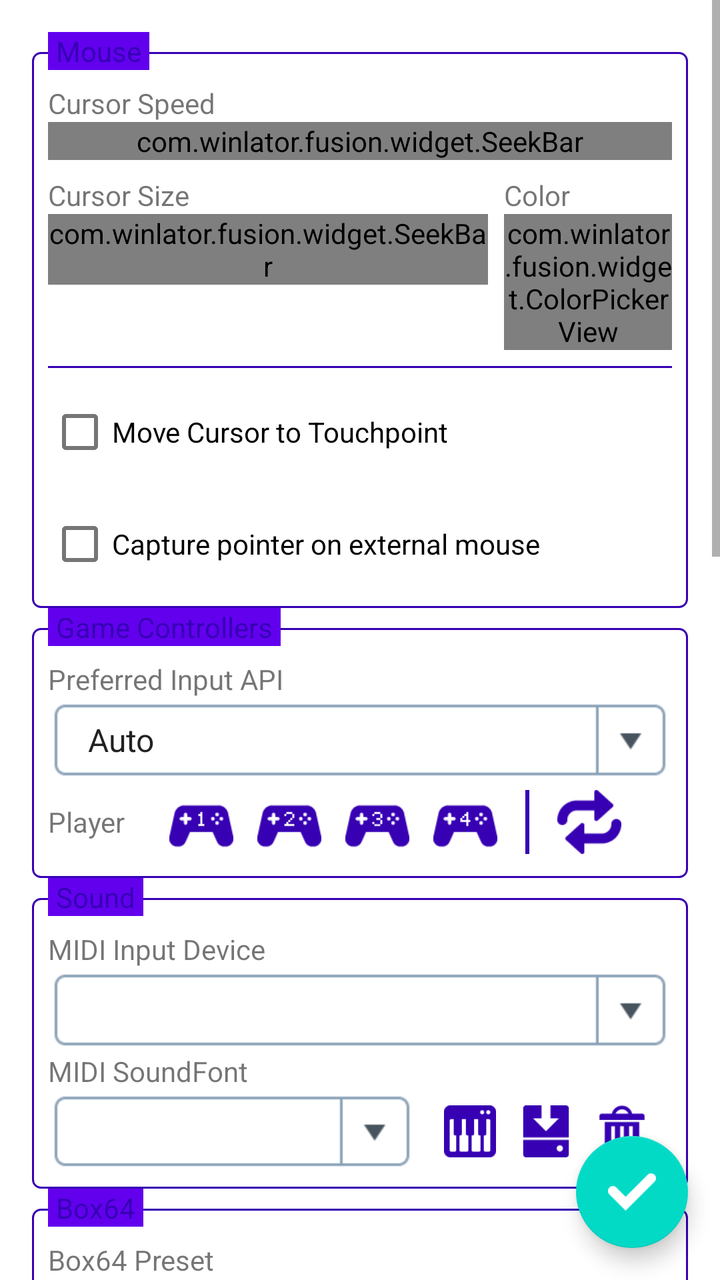
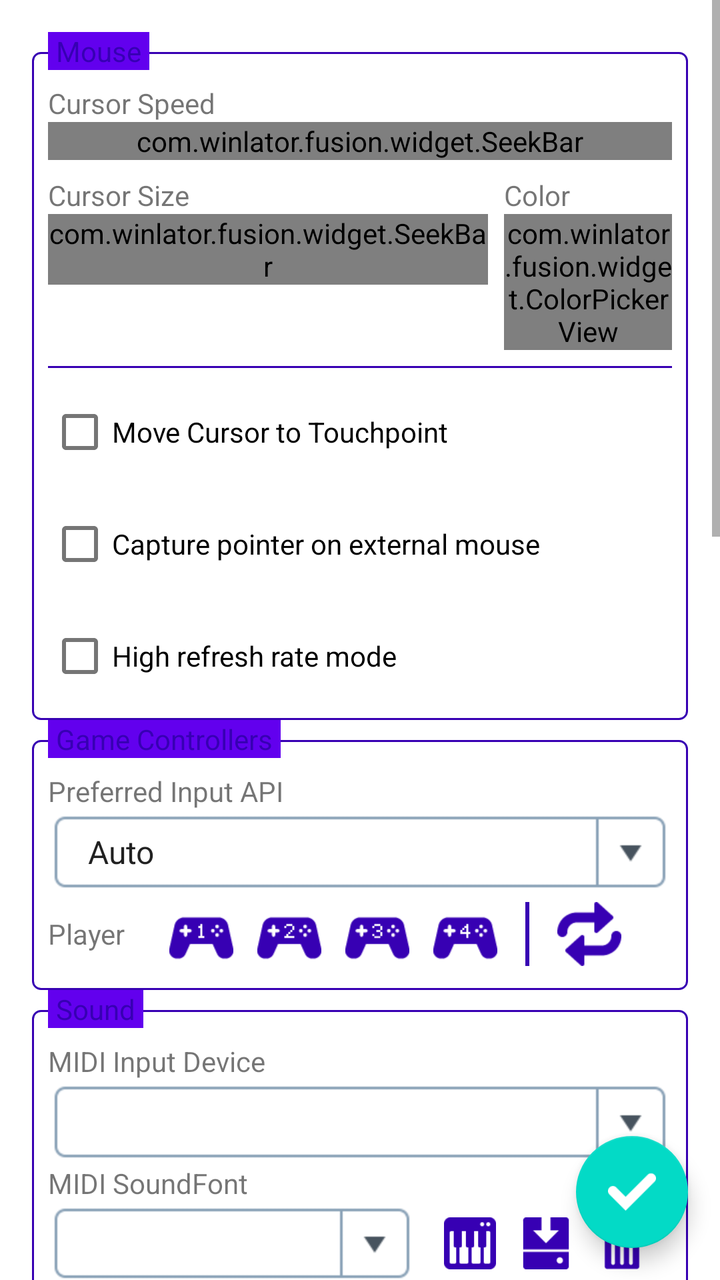

Two renders of the same Android screen: before a commit and after it. Below are the layout's source before the change and the commit's diff.
<!-- AndroidManifest.xml: fallback theme Theme.MaterialComponents.DayNight.NoActionBar -->
<!-- res/layout/settings_fragment.xml -->
<?xml version="1.0" encoding="utf-8"?>
<FrameLayout xmlns:android="http://schemas.android.com/apk/res/android"
    android:layout_width="match_parent"
    android:layout_height="match_parent"
    xmlns:app="http://schemas.android.com/apk/res-auto">

    <ScrollView
        android:layout_width="match_parent"
        android:layout_height="match_parent">

        <LinearLayout
            android:layout_width="match_parent"
            android:layout_height="wrap_content"
            android:orientation="vertical"
            android:padding="16dp">

            <FrameLayout
                android:layout_width="match_parent"
                android:layout_height="wrap_content">

                <LinearLayout style="@style/FieldSet">
                    <TextView
                        android:layout_width="wrap_content"
                        android:layout_height="wrap_content"
                        android:text="@string/cursor_speed"/>

                    <com.winlator.fusion.widget.SeekBar
                        android:id="@+id/SBCursorSpeed"
                        android:layout_width="match_parent"
                        android:layout_height="wrap_content"
                        app:suffix="%"
                        app:minValue="10"
                        app:maxValue="200" />

                    <LinearLayout
                        android:layout_width="match_parent"
                        android:layout_height="wrap_content"
                        android:orientation="horizontal"
                        android:layout_marginTop="8dp">

                        <LinearLayout
                            android:layout_width="0dp"
                            android:layout_height="wrap_content"
                            android:layout_weight="1"
                            android:orientation="vertical">

                            <TextView
                                android:layout_width="wrap_content"
                                android:layout_height="wrap_content"
                                android:text="@string/cursor_size"/>

                            <com.winlator.fusion.widget.SeekBar
                                android:id="@+id/SBCursorSize"
                                android:layout_width="match_parent"
                                android:layout_height="wrap_content"
                                app:suffix="%"
                                app:step="5"
                                app:minValue="100"
                                app:maxValue="200" />
                        </LinearLayout>

                        <LinearLayout
                            android:layout_width="wrap_content"
                            android:layout_height="wrap_content"
                            android:orientation="vertical"
                            android:layout_marginLeft="8dp">

                            <TextView
                                android:layout_width="wrap_content"
                                android:layout_height="wrap_content"
                                android:text="@string/color" />

                            <com.winlator.fusion.widget.ColorPickerView
                                android:id="@+id/CPVCursorColor"
                                android:layout_width="84dp"
                                android:layout_height="wrap_content" />
                        </LinearLayout>
                    </LinearLayout>

                    <View style="@style/FieldSeparator" />

                    <CheckBox
                        android:id="@+id/CBMoveCursorToTouchpoint"
                        android:layout_width="wrap_content"
                        android:layout_height="wrap_content"
                        android:text="@string/move_cursor_to_touchpoint" />

                    <CheckBox
                        android:id="@+id/CBCapturePointerOnExternalMouse"
                        android:layout_width="wrap_content"
                        android:layout_height="wrap_content"
                        android:text="@string/capture_pointer_on_external_mouse"
                        android:layout_marginTop="8dp" />
                </LinearLayout>

                <TextView
                    style="@style/FieldSetLabel"
                    android:text="@string/mouse" />
            </FrameLayout>

            <FrameLayout
                android:layout_width="match_parent"
                android:layout_height="wrap_content">

                <LinearLayout style="@style/FieldSet">
                    <TextView
                        android:layout_width="wrap_content"
                        android:layout_height="wrap_content"
                        android:text="@string/preferred_input_api" />

                    <Spinner
                        style="@style/ComboBox"
                        android:id="@+id/SPreferredInputApi"
                        android:layout_width="match_parent"
                        android:entries="@array/preferred_input_api_entries" />

                    <LinearLayout
                        android:layout_width="match_parent"
                        android:layout_height="wrap_content"
                        android:orientation="horizontal"
                        android:gravity="center_vertical">

                        <TextView
                            android:layout_width="wrap_content"
                            android:layout_height="wrap_content"
                            android:text="@string/player"
                            android:layout_marginRight="8dp" />

                        <LinearLayout
                            style="@style/Toolbox">

                            <LinearLayout
                                android:id="@+id/LLGamepadPlayer"
                                android:layout_width="wrap_content"
                                android:layout_height="wrap_content"
                                android:orientation="horizontal">

                                <ImageView
                                    style="@style/ListMenuButton"
                                    android:layout_width="40dp"
                                    android:layout_height="40dp"
                                    android:src="@drawable/gamepad_player_1" />

                                <ImageView
                                    style="@style/ListMenuButton"
                                    android:layout_width="40dp"
                                    android:layout_height="40dp"
                                    android:src="@drawable/gamepad_player_2" />

                                <ImageView
                                    style="@style/ListMenuButton"
                                    android:layout_width="40dp"
                                    android:layout_height="40dp"
                                    android:src="@drawable/gamepad_player_3" />

                                <ImageView
                                    style="@style/ListMenuButton"
                                    android:layout_width="40dp"
                                    android:layout_height="40dp"
                                    android:src="@drawable/gamepad_player_4" />
                            </LinearLayout>

                            <View style="@style/VerticalLine" />

                            <ImageView
                                android:id="@+id/BTResetGamepadPlayerConfigs"
                                style="@style/ListMenuButton"
                                android:layout_width="40dp"
                                android:layout_height="40dp"
                                android:src="@drawable/icon_reset" />
                        </LinearLayout>
                    </LinearLayout>
                </LinearLayout>

                <TextView
                    style="@style/FieldSetLabel"
                    android:text="@string/game_controllers" />
            </FrameLayout>

            <FrameLayout
                android:layout_width="match_parent"
                android:layout_height="wrap_content">

                <LinearLayout style="@style/FieldSet">
                    <TextView
                        android:layout_width="wrap_content"
                        android:layout_height="wrap_content"
                        android:text="@string/midi_input_device" />

                    <Spinner
                        style="@style/ComboBox"
                        android:id="@+id/SMIDIInputDevice"
                        android:layout_width="match_parent" />

                    <TextView
                        android:layout_width="wrap_content"
                        android:layout_height="wrap_content"
                        android:text="@string/midi_soundfont" />

                    <LinearLayout
                        android:layout_width="match_parent"
                        android:layout_height="wrap_content"
                        android:orientation="horizontal"
                        android:gravity="center_vertical">

                        <Spinner
                            style="@style/ComboBox"
                            android:id="@+id/SSoundFont"
                            android:layout_width="0dp"
                            android:layout_height="wrap_content"
                            android:layout_weight="1" />

                        <LinearLayout
                            style="@style/Toolbox"
                            android:id="@+id/SoundFontToolbox">

                            <ImageButton
                                android:id="@+id/BTSoundFontTest"
                                style="@style/ListMenuButton"
                                android:src="@drawable/icon_piano" />

                            <ImageButton
                                style="@style/ListMenuButton"
                                android:src="@drawable/icon_install"
                                android:tag="install" />

                            <ImageButton
                                style="@style/ListMenuButton"
                                android:layout_marginRight="0dp"
                                android:src="@drawable/icon_remove"
                                android:tag="remove" />
                        </LinearLayout>
                    </LinearLayout>
                </LinearLayout>

                <TextView
                    style="@style/FieldSetLabel"
                    android:text="@string/sound" />
            </FrameLayout>

            <FrameLayout
                android:layout_width="match_parent"
                android:layout_height="wrap_content">

                <LinearLayout style="@style/FieldSet">
                    <TextView
                        android:layout_width="wrap_content"
                        android:layout_height="wrap_content"
                        android:text="@string/box64_preset" />

                    <LinearLayout
                        android:layout_width="match_parent"
                        android:layout_height="wrap_content"
                        android:orientation="horizontal"
                        android:gravity="center_vertical">

                        <Spinner
                            style="@style/ComboBox"
                            android:id="@+id/SBox64Preset"
                            android:layout_width="0dp"
                            android:layout_height="wrap_content"
                            android:layout_weight="1" />

                        <LinearLayout style="@style/Toolbox">
                            <ImageButton
                                style="@style/ListMenuButton"
                                android:id="@+id/BTAddBox64Preset"
                                android:src="@drawable/icon_add" />

                            <ImageButton
                                style="@style/ListMenuButton"
                                android:id="@+id/BTEditBox64Preset"
                                android:src="@drawable/icon_edit" />

                            <ImageButton
                                style="@style/ListMenuButton"
                                android:id="@+id/BTDuplicateBox64Preset"
                                android:src="@drawable/icon_duplicate" />

                            <ImageButton
                                style="@style/ListMenuButton"
                                android:id="@+id/BTRemoveBox64Preset"
                                android:src="@drawable/icon_remove" />

                            <ImageButton
                                style="@style/ListMenuButton"
                                android:id="@+id/BTExportBox64Preset"
                                android:src="@drawable/icon_export" />

                            <ImageButton
                                style="@style/ListMenuButton"
                                android:id="@+id/BTImportBox64Preset"
                                android:layout_marginRight="0dp"
                                android:src="@drawable/icon_install" />
                        </LinearLayout>
                    </LinearLayout>
                </LinearLayout>

                <TextView
                    style="@style/FieldSetLabel"
                    android:text="@string/box64" />
            </FrameLayout>

            <FrameLayout
                android:layout_width="match_parent"
                android:layout_height="wrap_content">

                <LinearLayout style="@style/FieldSet">
                    <TextView
                        android:layout_width="wrap_content"
                        android:layout_height="wrap_content"
                        android:text="@string/fexcore_preset" />

                    <LinearLayout
                        android:layout_width="match_parent"
                        android:layout_height="wrap_content"
                        android:orientation="horizontal"
                        android:gravity="center_vertical">

                        <Spinner
                            style="@style/ComboBox"
                            android:id="@+id/SFEXCorePreset"
                            android:layout_width="0dp"
                            android:layout_height="wrap_content"
                            android:layout_weight="1" />

                        <LinearLayout style="@style/Toolbox">
                            <ImageButton
                                style="@style/ListMenuButton"
                                android:id="@+id/BTAddFEXCorePreset"
                                android:src="@drawable/icon_add" />

                            <ImageButton
                                style="@style/ListMenuButton"
                                android:id="@+id/BTEditFEXCorePreset"
                                android:src="@drawable/icon_edit" />

                            <ImageButton
                                style="@style/ListMenuButton"
                                android:id="@+id/BTDuplicateFEXCorePreset"
                                android:src="@drawable/icon_duplicate" />

                            <ImageButton
                                style="@style/ListMenuButton"
                                android:id="@+id/BTRemoveFEXCorePreset"
                                android:src="@drawable/icon_remove" />

                            <ImageButton
                                style="@style/ListMenuButton"
                                android:id="@+id/BTExportFEXCorePreset"
                                android:src="@drawable/icon_export" />

                            <ImageButton
                                style="@style/ListMenuButton"
                                android:id="@+id/BTImportFEXCorePreset"
                                android:layout_marginRight="0dp"
                                android:src="@drawable/icon_install" />
                        </LinearLayout>
                    </LinearLayout>
                </LinearLayout>

                <TextView
                    style="@style/FieldSetLabel"
                    android:text="@string/fexcore" />
            </FrameLayout>

            <FrameLayout
                android:layout_width="match_parent"
                android:layout_height="wrap_content">

                <LinearLayout style="@style/FieldSet">
                    <TextView
                        android:layout_width="wrap_content"
                        android:layout_height="wrap_content"
                        android:text="@string/language" />

                    <Spinner
                        style="@style/ComboBox"
                        android:id="@+id/SLanguage"
                        android:layout_width="match_parent"
                        android:entries="@array/language_entries" />

                    <TextView
                        android:layout_width="wrap_content"
                        android:layout_height="wrap_content"
                        android:text="@string/theme" />

                    <RadioGroup
                        android:id="@+id/RGAppTheme"
                        android:layout_width="match_parent"
                        android:layout_height="wrap_content"
                        android:orientation="horizontal"
                        android:gravity="center_vertical">

                        <RadioButton
                            android:id="@+id/RBLight"
                            android:layout_width="wrap_content"
                            android:layout_height="wrap_content"
                            android:text="@string/light" />

                        <RadioButton
                            android:id="@+id/RBDark"
                            android:layout_width="wrap_content"
                            android:layout_height="wrap_content"
                            android:text="@string/dark" />
                    </RadioGroup>

                    <CheckBox
                        android:id="@+id/CBOpenAndroidBrowserFromWine"
                        android:layout_width="wrap_content"
                        android:layout_height="wrap_content"
                        android:text="@string/open_android_browser_from_wine"
                        android:layout_marginTop="8dp" />

                    <CheckBox
                        android:id="@+id/CBUseAndroidClipboardOnWine"
                        android:layout_width="wrap_content"
                        android:layout_height="wrap_content"
                        android:text="@string/use_android_clipboard_on_Wine"
                        android:layout_marginTop="8dp" />
                </LinearLayout>

                <TextView
                    style="@style/FieldSetLabel"
                    android:text="@string/system" />
            </FrameLayout>

            <FrameLayout
                android:layout_width="match_parent"
                android:layout_height="wrap_content">

                <LinearLayout style="@style/FieldSet">
                    <CheckBox
                        android:id="@+id/CBEnableWineDebug"
                        android:layout_width="wrap_content"
                        android:layout_height="wrap_content"
                        android:text="@string/enable_wine_debug" />

                    <HorizontalScrollView
                        android:layout_width="match_parent"
                        android:layout_height="wrap_content">

                        <LinearLayout
                            android:id="@+id/LLWineDebugChannels"
                            android:layout_width="wrap_content"
                            android:layout_height="wrap_content"
                            android:orientation="horizontal"
                            android:padding="4dp" />
                    </HorizontalScrollView>

                    <View style="@style/FieldSeparator" />

                    <TextView
                        android:layout_width="wrap_content"
                        android:layout_height="wrap_content"
                        android:text="@string/box64_logs" />

                    <Spinner
                        style="@style/ComboBox"
                        android:id="@+id/SBox64Logs"
                        android:layout_width="match_parent"
                        android:entries="@array/box64_logs" />

                    <CheckBox
                        android:id="@+id/CBSaveLogsToFile"
                        android:layout_width="match_parent"
                        android:layout_height="match_parent"
                        android:text="@string/save_logs_to_file"
                        android:layout_marginTop="8dp" />

                    <EditText
                        android:id="@+id/ETLogFile"
                        style="@style/EditText"
                        android:layout_width="match_parent"
                        android:layout_height="match_parent"
                        android:visibility="gone" />

                    <LinearLayout
                        android:id="@+id/LLWineInstallation"
                        android:layout_width="match_parent"
                        android:layout_height="wrap_content"
                        android:orientation="vertical"
                        android:visibility="gone">

                        <View style="@style/FieldSeparator" />

                        <TextView
                            android:layout_width="wrap_content"
                            android:layout_height="wrap_content"
                            android:text="@string/wine_version" />

                        <LinearLayout
                            android:layout_width="match_parent"
                            android:layout_height="wrap_content"
                            android:orientation="horizontal"
                            android:gravity="center_vertical">

                            <Spinner
                                style="@style/ComboBox"
                                android:id="@+id/SWineVersion"
                                android:layout_width="0dp"
                                android:layout_height="wrap_content"
                                android:layout_weight="1" />

                            <LinearLayout style="@style/Toolbox">
                                <ImageButton
                                    style="@style/ListMenuButton"
                                    android:id="@+id/BTInstallWine"
                                    android:src="@drawable/icon_install" />

                                <ImageButton
                                    style="@style/ListMenuButton"
                                    android:id="@+id/BTRemoveWine"
                                    android:layout_marginRight="0dp"
                                    android:src="@drawable/icon_remove" />
                            </LinearLayout>
                        </LinearLayout>
                    </LinearLayout>

                    <View style="@style/FieldSeparator" />

                    <LinearLayout
                        android:layout_width="match_parent"
                        android:layout_height="wrap_content"
                        android:orientation="horizontal"
                        android:gravity="center_horizontal">

                        <Button
                            style="@style/ButtonNeutral"
                            android:id="@+id/BTReinstallSystemFiles"
                            android:layout_width="wrap_content"
                            android:layout_height="wrap_content"
                            android:layout_gravity="center_horizontal"
                            android:text="@string/reinstall_system_files" />
                    </LinearLayout>
                </LinearLayout>

                <TextView
                    style="@style/FieldSetLabel"
                    android:text="@string/advanced" />
            </FrameLayout>

            <FrameLayout
                android:layout_width="match_parent"
                android:layout_height="wrap_content"
                android:layout_marginTop="8dp">

                <LinearLayout style="@style/FieldSet">
                    <TextView
                        android:layout_width="wrap_content"
                        android:layout_height="wrap_content"
                        android:text="@string/backup_and_restore" />

                    <LinearLayout
                        android:layout_width="match_parent"
                        android:layout_height="wrap_content"
                        android:orientation="horizontal"
                        android:gravity="center_vertical">

                        <Button
                            style="@style/ButtonNeutral"
                            android:id="@+id/BTBackupData"
                            android:layout_width="0dp"
                            android:layout_weight="1"
                            android:layout_height="wrap_content"
                            android:text="@string/backup_data" />

                        <Button
                            style="@style/ButtonNeutral"
                            android:id="@+id/BTRestoreData"
                            android:layout_width="0dp"
                            android:layout_weight="1"
                            android:layout_height="wrap_content"
                            android:text="@string/restore_data" />
                    </LinearLayout>
                </LinearLayout>

                <TextView
                    style="@style/FieldSetLabel"
                    android:text="@string/backup_and_restore" />
            </FrameLayout>
        </LinearLayout>
    </ScrollView>

    <com.google.android.material.floatingactionbutton.FloatingActionButton
        android:id="@+id/BTConfirm"
        android:layout_width="wrap_content"
        android:layout_height="wrap_content"
        android:layout_gravity="right|bottom"
        app:tint="#ffffff"
        android:src="@drawable/icon_confirm"
        android:layout_margin="16dp" />
</FrameLayout>
<!-- resources referenced by this layout -->
<resources>
  <string-array name="box64_logs">
          <item>@string/disable</item>
          <item>@string/minimal</item>
          <item>@string/trace</item>
      </string-array>
  <string-array name="language_entries">
          <item>English</item>
          <item>Português</item>
          <item>Русский</item>
      </string-array>
  <string-array name="preferred_input_api_entries">
          <item>@string/auto</item>
          <item>DirectInput</item>
          <item>XInput</item>
          <item>@string/both</item>
      </string-array>
  <string name="advanced">Advanced</string>
  <string name="backup_and_restore">Backup and Restore</string>
  <string name="backup_data">Backup Data</string>
  <string name="box64" translatable="false">Box64</string>
  <string name="box64_logs">Box64 Logs</string>
  <string name="box64_preset">Box64 Preset</string>
  <string name="capture_pointer_on_external_mouse">Capture pointer on external mouse</string>
  <string name="color">Color</string>
  <string name="cursor_size">Cursor Size</string>
  <string name="cursor_speed">Cursor Speed</string>
  <string name="dark">Dark</string>
  <string name="enable_wine_debug">Enable Wine debug</string>
  <string name="fexcore">FEXCore</string>
  <string name="fexcore_preset">FEXCore Preset</string>
  <string name="game_controllers">Game Controllers</string>
  <string name="language">Language</string>
  <string name="light">Light</string>
  <string name="midi_input_device">MIDI Input Device</string>
  <string name="midi_soundfont">MIDI SoundFont</string>
  <string name="mouse">Mouse</string>
  <string name="move_cursor_to_touchpoint">Move Cursor to Touchpoint</string>
  <string name="open_android_browser_from_wine">Open Android Browser from Wine</string>
  <string name="player">Player</string>
  <string name="preferred_input_api">Preferred Input API</string>
  <string name="reinstall_system_files">Reinstall System Files</string>
  <string name="restore_data">Restore Data</string>
  <string name="save_logs_to_file">Save logs to file</string>
  <string name="sound">Sound</string>
  <string name="system">System</string>
  <string name="theme">Theme</string>
  <string name="use_android_clipboard_on_Wine">Use Android Clipboard on Wine</string>
  <string name="wine_version">Wine Version</string>
  <style name="ButtonNeutral" parent="BaseButton">
          <item name="android:background">@drawable/button_neutral</item>
          <item name="android:textColor">#ffffff</item>
      </style>
  <style name="FieldSeparator">
          <item name="android:layout_width">match_parent</item>
          <item name="android:layout_height">1dp</item>
          <item name="android:background">?attr/colorPrimaryVariant</item>
          <item name="android:layout_marginTop">8dp</item>
          <item name="android:layout_marginBottom">8dp</item>
      </style>
  <style name="ListMenuButton" parent="BaseImageButton">
          <item name="android:layout_width">34dp</item>
          <item name="android:layout_height">34dp</item>
          <item name="android:tint">?attr/colorPrimaryVariant</item>
          <item name="android:layout_marginLeft">2dp</item>
          <item name="android:layout_marginRight">2dp</item>
      </style>
  <string name="disable">Disable</string>
  <string name="minimal">Minimal</string>
  <string name="trace">Trace</string>
  <string name="auto">Auto</string>
  <string name="both">Both</string>
  <!-- drawable bordered_panel (drawable) -->
  <?xml version="1.0" encoding="utf-8"?>
  <shape xmlns:android="http://schemas.android.com/apk/res/android"
      android:shape="rectangle">
      <corners android:radius="4dp" />
      <stroke android:width="1dp" android:color="?attr/colorPrimaryVariant" />
  </shape>
  <!-- unchanged entries left out for length: 31 -->
</resources>

<!-- the commit's change to res/layout/settings_fragment.xml (unified diff, before → after) -->
@@ -91,6 +91,13 @@
                         android:layout_height="wrap_content"
                         android:text="@string/capture_pointer_on_external_mouse"
                         android:layout_marginTop="8dp" />
+
+                    <CheckBox
+                        android:id="@+id/CBHighRefreshRateMode"
+                        android:layout_width="wrap_content"
+                        android:layout_height="wrap_content"
+                        android:text="@string/high_refresh_rate_mode"
+                        android:layout_marginTop="8dp" />
                 </LinearLayout>
 
                 <TextView
<!-- resource entries referenced after the edit -->
@@ -31,6 +31,7 @@
   <string name="fexcore">FEXCore</string>
   <string name="fexcore_preset">FEXCore Preset</string>
   <string name="game_controllers">Game Controllers</string>
+  <string name="high_refresh_rate_mode">High refresh rate mode</string>
   <string name="language">Language</string>
   <string name="light">Light</string>
   <string name="midi_input_device">MIDI Input Device</string>
